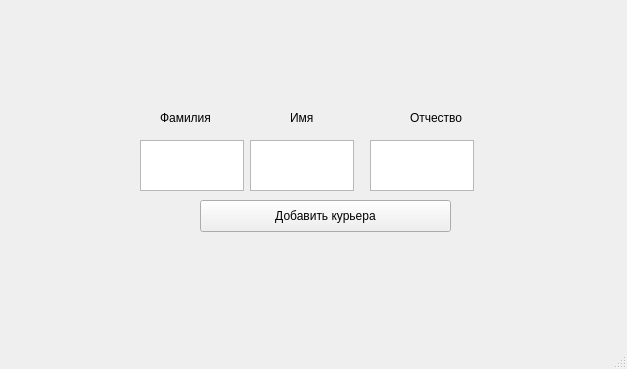
Qt form ui/courier.ui (FIIckSesh/MRP) before a commit.
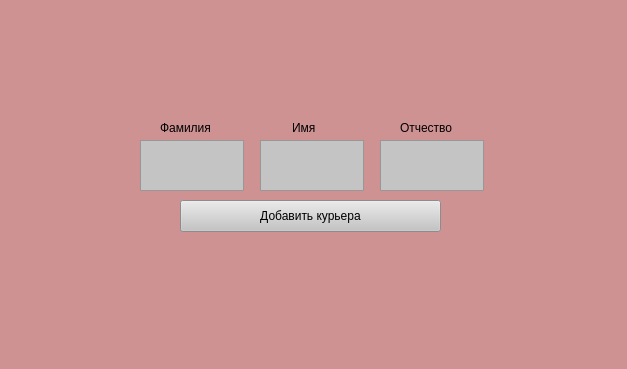
The same form after that commit.

Patch:
```diff
--- a/ui/courier.ui
+++ b/ui/courier.ui
@@ -13,6 +13,9 @@
   <property name="windowTitle">
    <string>MainWindow</string>
   </property>
+  <property name="styleSheet">
+   <string notr="true">background: #CF9292;</string>
+  </property>
   <widget class="QWidget" name="centralwidget">
    <widget class="QTextEdit" name="textSurname">
     <property name="geometry">
@@ -23,26 +26,35 @@
       <height>51</height>
      </rect>
     </property>
+    <property name="styleSheet">
+     <string notr="true">background: #C4C4C4;</string>
+    </property>
    </widget>
    <widget class="QTextEdit" name="textPatr">
     <property name="geometry">
      <rect>
-      <x>370</x>
+      <x>380</x>
       <y>140</y>
       <width>104</width>
       <height>51</height>
      </rect>
     </property>
+    <property name="styleSheet">
+     <string notr="true">background: #C4C4C4;</string>
+    </property>
    </widget>
    <widget class="QPushButton" name="addCourierButton">
     <property name="geometry">
      <rect>
-      <x>200</x>
+      <x>180</x>
       <y>200</y>
-      <width>251</width>
+      <width>261</width>
       <height>32</height>
      </rect>
     </property>
+    <property name="styleSheet">
+     <string notr="true">background: #C4C4C4;</string>
+    </property>
     <property name="text">
      <string>Добавить курьера</string>
     </property>
@@ -51,7 +63,7 @@
     <property name="geometry">
      <rect>
       <x>160</x>
-      <y>110</y>
+      <y>120</y>
       <width>60</width>
       <height>16</height>
      </rect>
@@ -63,9 +75,9 @@
    <widget class="QLabel" name="label_2">
     <property name="geometry">
      <rect>
-      <x>290</x>
-      <y>110</y>
-      <width>60</width>
+      <x>292</x>
+      <y>120</y>
+      <width>41</width>
       <height>16</height>
      </rect>
     </property>
@@ -76,8 +88,8 @@
    <widget class="QLabel" name="label_3">
     <property name="geometry">
      <rect>
-      <x>410</x>
-      <y>110</y>
+      <x>400</x>
+      <y>120</y>
       <width>60</width>
       <height>16</height>
      </rect>
@@ -89,12 +101,15 @@
    <widget class="QTextEdit" name="textName">
     <property name="geometry">
      <rect>
-      <x>250</x>
+      <x>260</x>
       <y>140</y>
       <width>104</width>
       <height>51</height>
      </rect>
     </property>
+    <property name="styleSheet">
+     <string notr="true">background: #C4C4C4;</string>
+    </property>
    </widget>
    <widget class="QLabel" name="txtErr">
     <property name="geometry">
```
